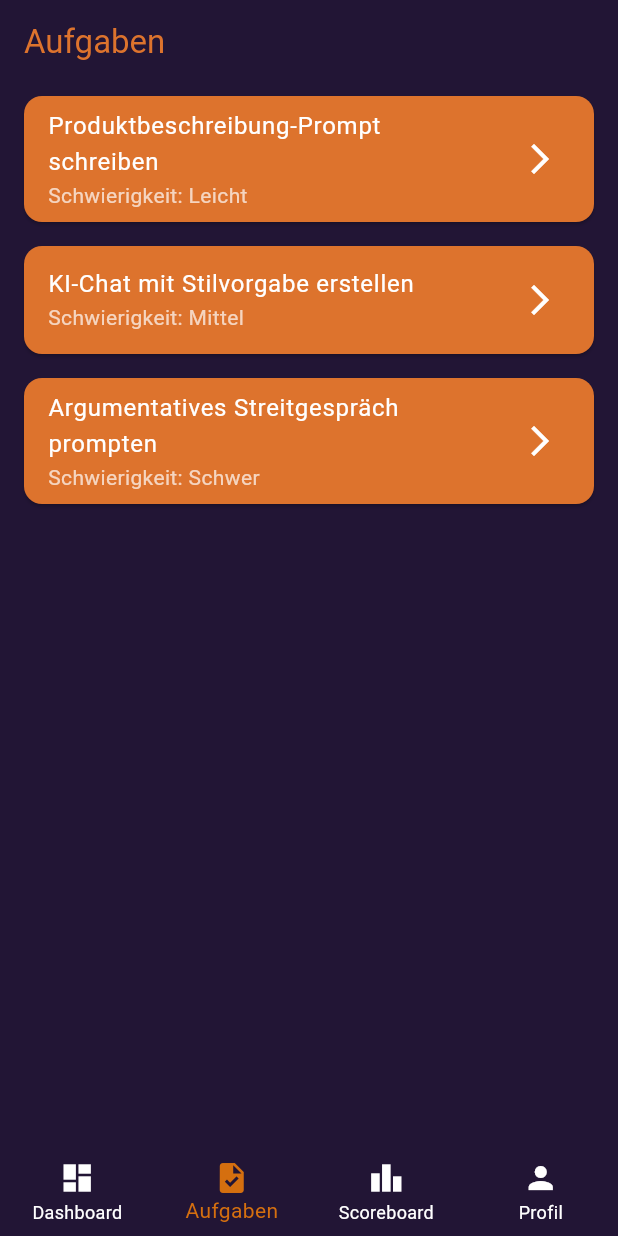
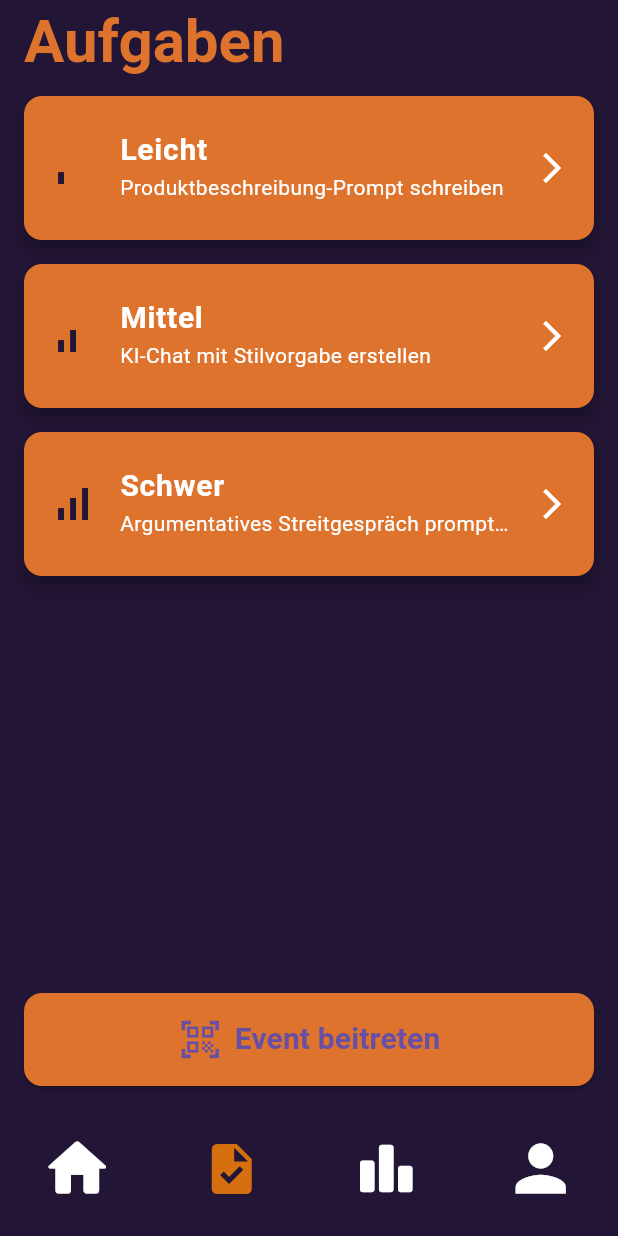
Before and after one commit to Full-Stack-Developement-SS25/Frontend, a Flutter app: the screen it shows after launch, item 2 of the bottom bar chosen, on a phone screen of 412 x 824 dp. Run offline on Flutter 3.47's test engine with Material 3 defaults, Android fonts, the light colour scheme and no system bars; our stand-ins replace percent_indicator; missing offline and left inert: mobile_scanner.

Commit message:
added qr frontend

```diff
--- a/lib/screens/main_navigation.dart
+++ b/lib/screens/main_navigation.dart
@@ -34,26 +34,28 @@ class _MainNavigationState extends State<MainNavigation> {
           backgroundColor: Colors.transparent,
           type: BottomNavigationBarType.fixed,
           elevation: 0,
+          showSelectedLabels: false,
+          showUnselectedLabels: false,
           selectedItemColor: const Color.fromARGB(
             255,
             213,
             111,
             15,
-          ), // 🧡 DEIN ORANGE
+          ),
           unselectedItemColor: Colors.white,
           currentIndex: _currentIndex,
           onTap: (index) => setState(() => _currentIndex = index),
           items: const [
             BottomNavigationBarItem(
-              icon: Icon(Icons.dashboard),
+              icon: Icon(Icons.home_rounded,  size: 50),
               label: "Dashboard",
             ),
-            BottomNavigationBarItem(icon: Icon(Icons.task), label: "Aufgaben"),
+            BottomNavigationBarItem(icon: Icon(Icons.task,  size: 40), label: "Aufgaben"),
             BottomNavigationBarItem(
-              icon: Icon(Icons.leaderboard),
+              icon: Icon(Icons.leaderboard_rounded,  size: 42),
               label: "Scoreboard",
             ),
-            BottomNavigationBarItem(icon: Icon(Icons.person), label: "Profil"),
+            BottomNavigationBarItem(icon: Icon(Icons.person,  size: 50), label: "Profil"),
           ],
         ),
       ),
--- a/lib/screens/profile_screen.dart
+++ b/lib/screens/profile_screen.dart
@@ -1,4 +1,6 @@
 import 'package:flutter/material.dart';
+import '../widgets/section_header.dart';
+
 
 class ProfileScreen extends StatelessWidget {
   const ProfileScreen({super.key});
@@ -15,7 +17,7 @@ class ProfileScreen extends StatelessWidget {
     return Scaffold(
       backgroundColor: const Color.fromARGB(255, 34, 21, 53),
       appBar: AppBar(
-        title: const Text("Profil"),
+        title: const SectionHeader("Profil"),
         backgroundColor: const Color.fromARGB(255, 34, 21, 53),
         foregroundColor: const Color.fromARGB(255, 221, 115, 45),
         elevation: 0,
--- a/lib/screens/scoreboard_screen.dart
+++ b/lib/screens/scoreboard_screen.dart
@@ -1,4 +1,6 @@
 import 'package:flutter/material.dart';
+import '../widgets/section_header.dart';
+
 
 class ScoreboardScreen extends StatelessWidget {
   const ScoreboardScreen({super.key});
@@ -16,7 +18,7 @@ class ScoreboardScreen extends StatelessWidget {
     return Scaffold(
       backgroundColor: const Color.fromARGB(255, 34, 21, 53),
       appBar: AppBar(
-        title: const Text("Scoreboard"),
+        title: const SectionHeader("Scoreboard"),
         backgroundColor: const Color.fromARGB(255, 34, 21, 53),
         foregroundColor: const Color.fromARGB(255, 221, 115, 45),
         elevation: 0,
--- a/lib/screens/task_list_screen.dart
+++ b/lib/screens/task_list_screen.dart
@@ -1,5 +1,8 @@
 import 'package:flutter/material.dart';
-import 'task_screen.dart'; // für Detailnavigation
+import '../widgets/task_card.dart';
+import 'choose_join_method_screen.dart';
+import '../widgets/section_header.dart';
+
 
 class TaskListScreen extends StatelessWidget {
   const TaskListScreen({super.key});
@@ -9,55 +12,61 @@ class TaskListScreen extends StatelessWidget {
     final List<Map<String, String>> tasks = [
       {"title": "Produktbeschreibung-Prompt schreiben", "difficulty": "Leicht"},
       {"title": "KI-Chat mit Stilvorgabe erstellen", "difficulty": "Mittel"},
-      {
-        "title": "Argumentatives Streitgespräch prompten",
-        "difficulty": "Schwer",
-      },
+      {"title": "Argumentatives Streitgespräch prompten", "difficulty": "Schwer"},
     ];
 
     return Scaffold(
       backgroundColor: const Color.fromARGB(255, 34, 21, 53),
       appBar: AppBar(
-        title: const Text("Aufgaben"),
+        title: const SectionHeader("Aufgaben"),
         backgroundColor: const Color.fromARGB(255, 34, 21, 53),
         foregroundColor: const Color.fromARGB(255, 221, 115, 45),
         elevation: 0,
       ),
-      body: ListView.builder(
+      body: Column(
+        children: [
+          Expanded(
+            child: Padding(
+              padding: const EdgeInsets.symmetric(horizontal: 16),
+              child: ListView.builder(
                 itemCount: tasks.length,
                 itemBuilder: (context, index) {
                   final task = tasks[index];
-          return Card(
-            color: const Color.fromARGB(255, 221, 115, 45),
-            margin: const EdgeInsets.symmetric(horizontal: 16, vertical: 8),
-            child: ListTile(
-              title: Text(
-                task["title"]!,
-                style: const TextStyle(color: Colors.white),
-              ),
-              subtitle: Text(
-                "Schwierigkeit: ${task["difficulty"]}",
-                style: const TextStyle(color: Colors.white70),
-              ),
-              trailing: const Icon(
-                Icons.arrow_forward_ios,
-                color: Colors.white,
-              ),
-              onTap: () {
-                Navigator.push(
-                  context,
-                  MaterialPageRoute(
-                    builder:
-                        (context) => TaskScreen(
+                  return TaskCard(
                     title: task["title"]!,
                     difficulty: task["difficulty"]!,
-                        ),
-                  ),
                   );
                 },
               ),
+            ),
+          ),
+          Padding(
+            padding: const EdgeInsets.all(16),
+            child: SizedBox(
+              width: double.infinity,
+              child: ElevatedButton.icon(
+                style: ElevatedButton.styleFrom(
+                  backgroundColor: const Color.fromARGB(255, 221, 115, 45),
+                  padding: const EdgeInsets.symmetric(vertical: 16),
+                  shape: RoundedRectangleBorder(
+                    borderRadius: BorderRadius.circular(12),
+                  ),
+                ),
+                icon: const Icon(Icons.qr_code_scanner, size: 30),
+                label: const Text(
+                  "Event beitreten",
+                  style: TextStyle(fontSize: 20, fontWeight: FontWeight.bold),
+                ),
+                onPressed: () {
+                  Navigator.push(
+                    context,
+                    MaterialPageRoute(builder: (_) => const ChooseJoinMethodScreen()),
                   );
                 },
+              ),
+            ),
+          ),
+        ],
       ),
     );
   }
--- /dev/null
+++ b/lib/widgets/section_header.dart
@@ -0,0 +1,20 @@
+import 'package:flutter/material.dart';
+
+class SectionHeader extends StatelessWidget {
+  final String text;
+
+  const SectionHeader(this.text, {super.key});
+
+  @override
+  Widget build(BuildContext context) {
+    return Text(
+      text,
+      style: const TextStyle(
+        backgroundColor: const Color.fromARGB(255, 34, 21, 53),
+        fontWeight: FontWeight.bold,
+        fontSize: 40,
+        color: Color.fromARGB(255, 221, 115, 45),
+      ),
+    );
+  }
+}
--- /dev/null
+++ b/lib/widgets/task_card.dart
@@ -0,0 +1,74 @@
+import 'package:flutter/material.dart';
+import '../screens/task_screen.dart';
+
+class TaskCard extends StatelessWidget {
+  final String title;
+  final String difficulty;
+
+  const TaskCard({super.key, required this.title, required this.difficulty});
+
+  Color _getDifficultyColor() {
+    switch (difficulty.toLowerCase()) {
+      case "leicht":
+        return const Color.fromARGB(255, 34, 21, 53);
+      case "mittel":
+        return const Color.fromARGB(255, 34, 21, 53);
+      case "schwer":
+        return const Color.fromARGB(255, 34, 21, 53);
+      default:
+        return Colors.grey;
+    }
+  }
+
+  IconData _getDifficultyIcon() {
+    switch (difficulty.toLowerCase()) {
+      case "leicht":
+        return Icons.signal_cellular_alt_1_bar;
+      case "mittel":
+        return Icons.signal_cellular_alt_2_bar;
+      case "schwer":
+        return Icons.signal_cellular_alt_outlined;
+      default:
+        return Icons.help_outline;
+    }
+  }
+
+  @override
+  Widget build(BuildContext context) {
+    return Card(
+      color: const Color.fromARGB(255, 221, 115, 45),
+      shape: RoundedRectangleBorder(borderRadius: BorderRadius.circular(12)),
+      margin: const EdgeInsets.symmetric(vertical: 8),
+      elevation: 4,
+      child: ListTile(
+        contentPadding: const EdgeInsets.symmetric(horizontal: 16, vertical: 12),
+        leading: Icon(
+          _getDifficultyIcon(),
+          color: _getDifficultyColor(),
+          size: 32,
+        ),
+        title: Text(
+          "$difficulty",
+          style: const TextStyle(fontSize: 20, fontWeight: FontWeight.bold, color: Colors.white, ),
+
+        ),
+        subtitle: Text(
+            title,
+            style: const TextStyle(color: Colors.white),
+          maxLines: 1,
+          overflow: TextOverflow.ellipsis,
+        ),
+        trailing: const Icon(Icons.arrow_forward_ios, color: Colors.white),
+        onTap: () {
+          Navigator.push(
+            context,
+            MaterialPageRoute(
+              builder: (context) =>
+                  TaskScreen(title: title, difficulty: difficulty),
+            ),
+          );
+        },
+      ),
+    );
+  }
+}
--- a/pubspec.yaml
+++ b/pubspec.yaml
@@ -13,6 +13,8 @@ dependencies:
   cupertino_icons: ^1.0.8
   flutter_neumorphic: ^3.0.0 # Füge Flutter Neumorphic hier hinzu
   percent_indicator: ^4.2.2
+  mobile_scanner: ^3.5.2
+
 
 dev_dependencies:
   flutter_test:
```
Also changed, not shown: lib/screens/choose_join_method_screen.dart (added, +67 -0 lines), lib/screens/dashboard_screen.dart (+52 -45 lines), lib/screens/join_event_code_screen.dart (added, +105 -0 lines), lib/screens/join_event_qr_screen.dart (added, +70 -0 lines), lib/screens/task_screen.dart (+60 -21 lines), lib/widgets/inline_title.dart (added, +20 -0 lines), pubspec.lock, 4 other files. Lines whose indentation alone changed are shown as unchanged.
